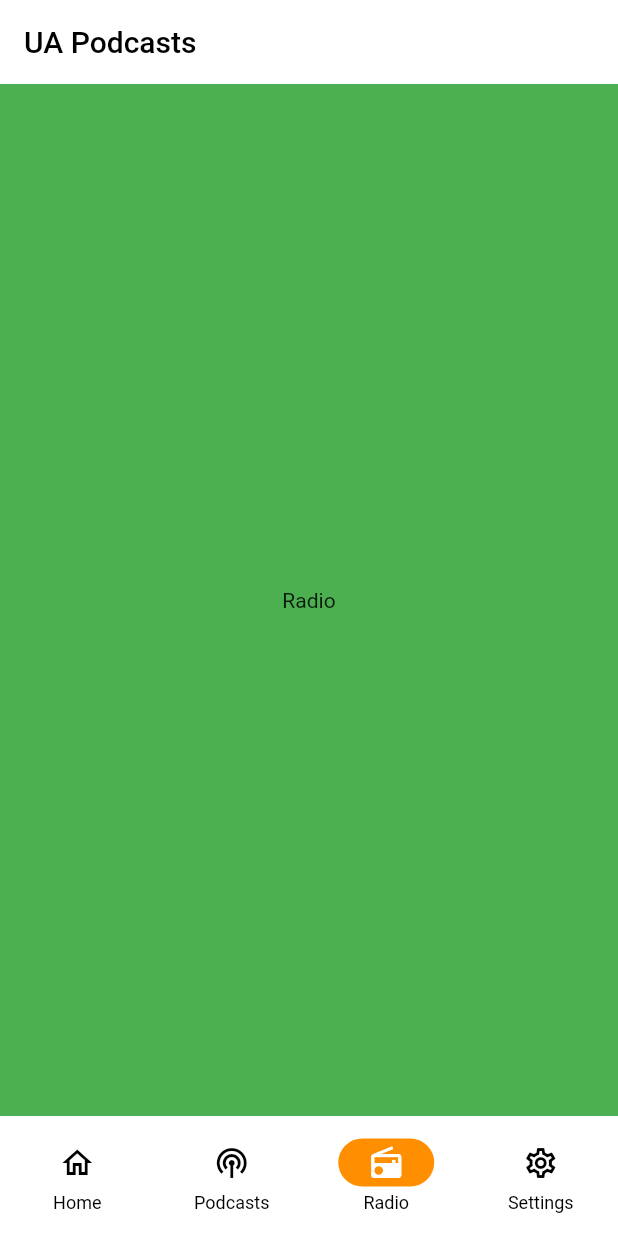
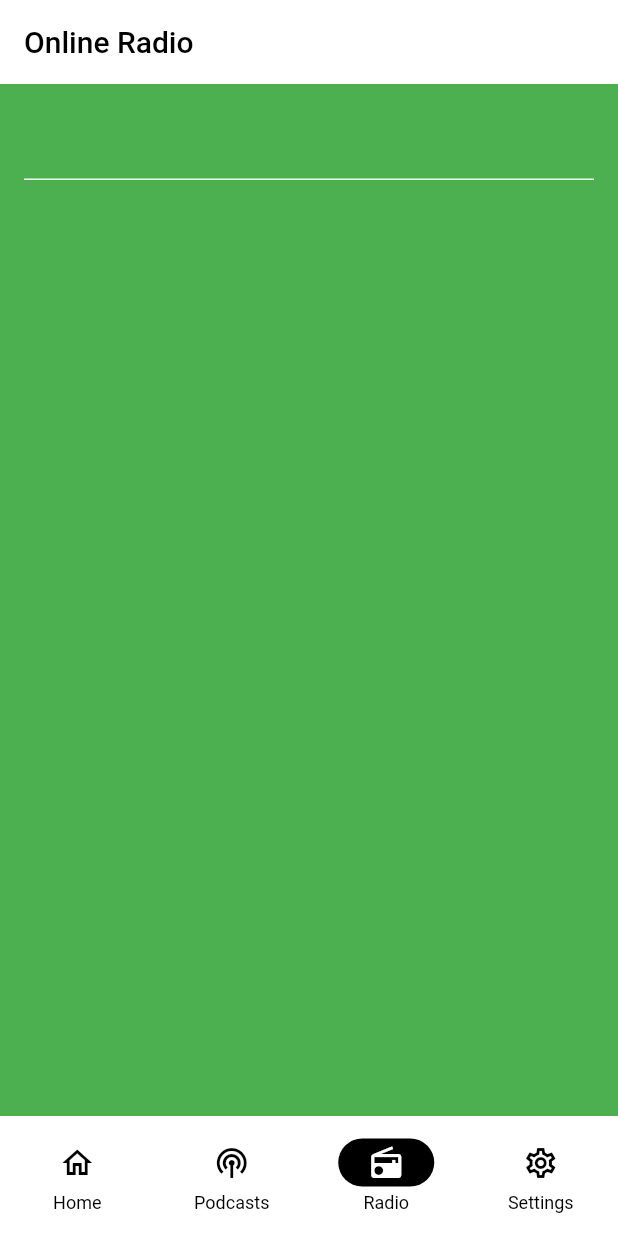
Before and after one commit to Vitalikkov/podcasts_ua_app, a Flutter app: the screen it shows after launch, item 3 of the bottom bar chosen, on a phone screen of 412 x 824 dp. Run offline on Flutter 3.47's test engine with Material 2 defaults, Android fonts, the phone set to English and light mode, and no system bars.

Commit message:
some changes

```diff
--- /dev/null
+++ b/lib/features/radio/ui/radio_list_widget.dart
@@ -0,0 +1,32 @@
+import 'package:flutter/material.dart';
+
+class RadioListWidget extends StatefulWidget {
+  const RadioListWidget({super.key});
+
+  @override
+  State<RadioListWidget> createState() => _RadioListWidgetState();
+}
+
+class _RadioListWidgetState extends State<RadioListWidget> {
+  final _searchController = TextEditingController();
+
+  @override
+  void dispose() {
+    _searchController.dispose();
+    super.dispose();
+  }
+
+  @override
+  Widget build(BuildContext context) {
+    return Padding(
+      padding: const EdgeInsets.all(16),
+      child: Column(
+        children: [
+          TextField(
+            controller: _searchController,
+          ),
+        ],
+      ),
+    );
+  }
+}
--- a/lib/main.dart
+++ b/lib/main.dart
@@ -1,4 +1,5 @@
 import 'package:flutter/material.dart';
+import 'features/radio/ui/radio_list_widget.dart';
 
 void main() {
   runApp(const MyApp());
@@ -16,7 +17,9 @@ class MyApp extends StatelessWidget {
         primaryColor: Colors.purple[800],
         useMaterial3: true,
       ),
-      home: const MyHomePage(title: 'UA Podcasts',),
+      home: const MyHomePage(
+        title: 'UA Podcasts',
+      ),
     );
   }
 }
@@ -32,21 +35,51 @@ class MyHomePage extends StatefulWidget {
 
 class _MyHomePageState extends State<MyHomePage> {
   int currentPageIndex = 0;
+  late String _title;
+
+  @override
+  void initState() {
+    super.initState();
+    _title = 'UA Podcasts';
+  }
 
   @override
   Widget build(BuildContext context) {
     return Scaffold(
       appBar: AppBar(
         backgroundColor: Theme.of(context).colorScheme.inversePrimary,
-        title: Text(widget.title),
+        title: Text(_title),
       ),
       bottomNavigationBar: NavigationBar(
         onDestinationSelected: (int index) {
+          if (currentPageIndex == index) return;
           setState(() {
             currentPageIndex = index;
+            switch (index) {
+              case 0:
+                {
+                  _title = 'UA Podcasts';
+                }
+                break;
+              case 1:
+                {
+                  _title = 'Podcasts';
+                }
+                break;
+              case 2:
+                {
+                  _title = 'Online Radio';
+                }
+                break;
+              case 3:
+                {
+                  _title = 'Settings';
+                }
+                break;
+            }
           });
         },
-        indicatorColor: Colors.amber[800],
+        indicatorColor: Colors.black,
         selectedIndex: currentPageIndex,
         destinations: const <Widget>[
           NavigationDestination(
@@ -84,7 +117,7 @@ class _MyHomePageState extends State<MyHomePage> {
         Container(
           color: Colors.green,
           alignment: Alignment.center,
-          child: const Text('Radio'),
+          child: const RadioListWidget(),
         ),
         Container(
           color: Colors.blue,
```
Also changed, not shown: fonts/Sailec-Bold.ttf (added), fonts/Sailec-Light.ttf (added), fonts/Sailec-Medium.ttf (added), fonts/Sailec-Regular-Italic.ttf (added), fonts/Sailec-Thin.ttf (added), lib/features/radio/ui/radio_page.dart (deleted), 2 other files.
